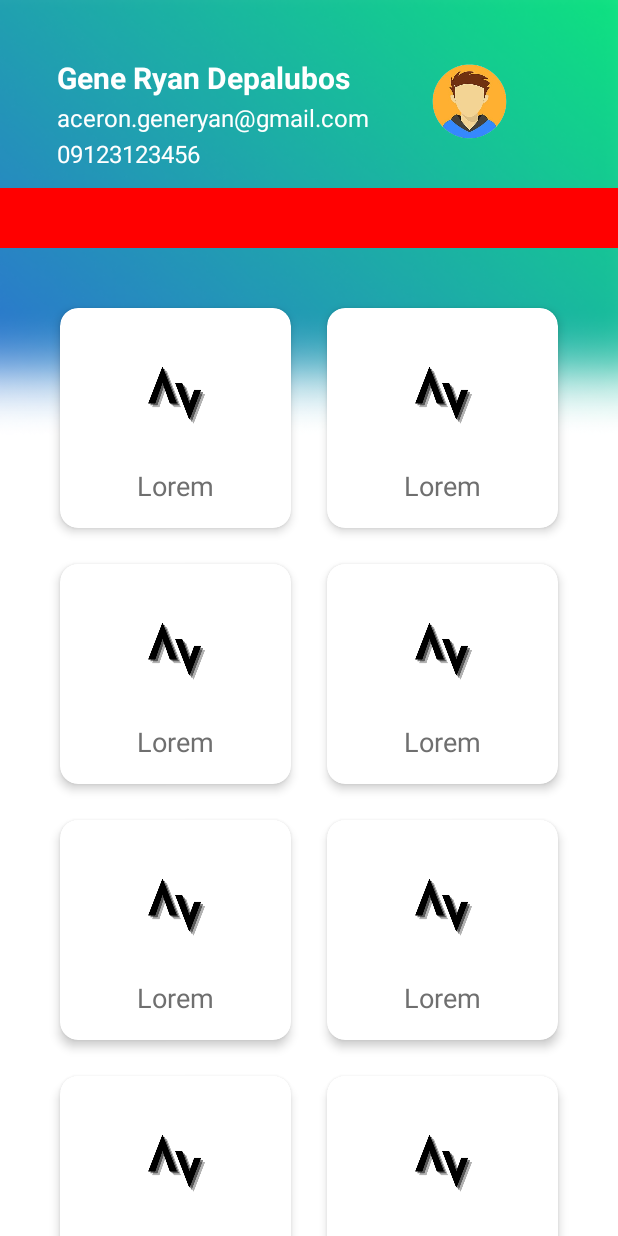
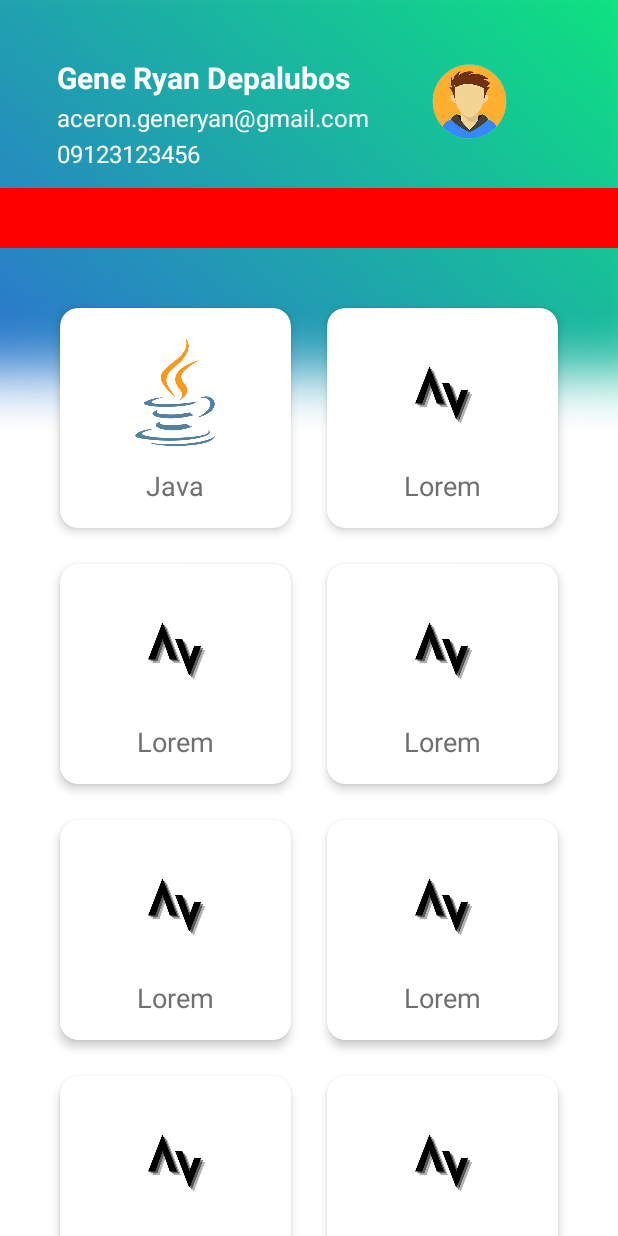
Before and after one commit to generyand/it26-project-app, an Android app: the screen it shows after launch (MainActivity), on a phone screen of 412 x 824 dp. Run offline under Robolectric (Android 15) with nearby library versions, the phone set to English and light mode, and no system bars.

Commit message:
added logos for vertical scrollview

```diff
--- a/app/src/main/res/layout/activity_main.xml
+++ b/app/src/main/res/layout/activity_main.xml
@@ -118,12 +118,12 @@
                             <ImageView
                                 android:layout_width="80dp"
                                 android:layout_height="80dp"
-                                android:src="@drawable/logo"/>
+                                android:src="@drawable/java"/>
 
                             <TextView
                                 android:layout_width="wrap_content"
                                 android:layout_height="wrap_content"
-                                android:text="Lorem"
+                                android:text="Java"
                                 android:textColor="#6f6f6f"
                                 android:textSize="18sp"
                                 android:layout_marginTop="10dp"/>
```
Also changed, not shown: app/src/main/res/drawable/css.png (added), app/src/main/res/drawable/html.png (added), app/src/main/res/drawable/java.png (added), app/src/main/res/drawable/javascript.png (added), app/src/main/res/drawable/nextjs.png (added), app/src/main/res/drawable/nodejs.png (added), app/src/main/res/drawable/php.png (added), app/src/main/res/drawable/python.png (added), app/src/main/res/drawable/react.png (added), app/src/main/res/drawable/swift.png (added).
